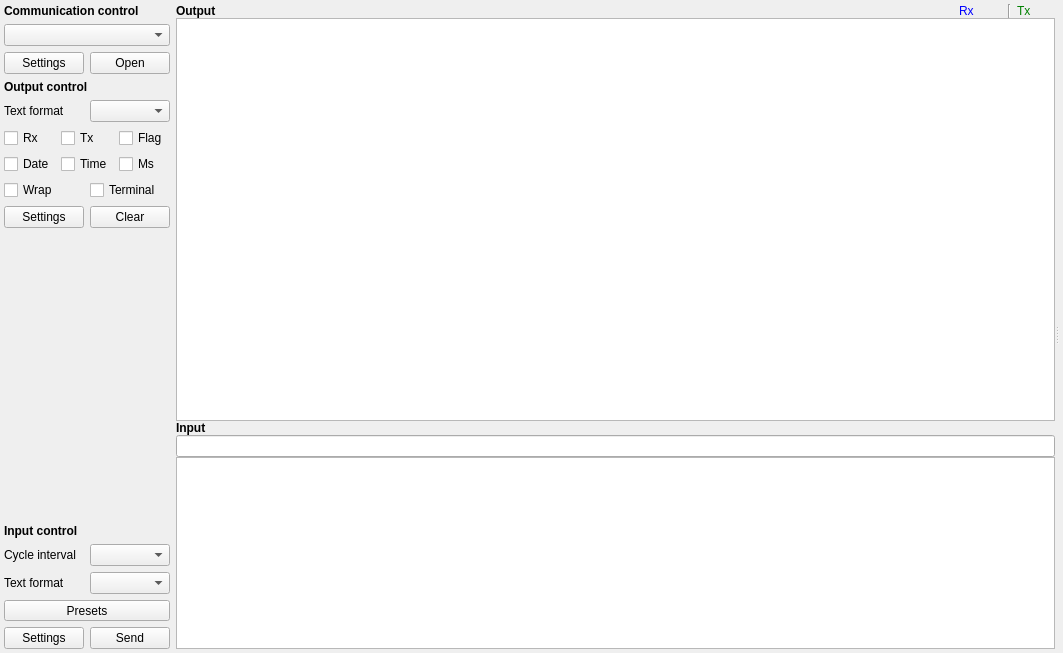
Old version of the form src/page/page.ui in the repository x-tools-author/x-tools.
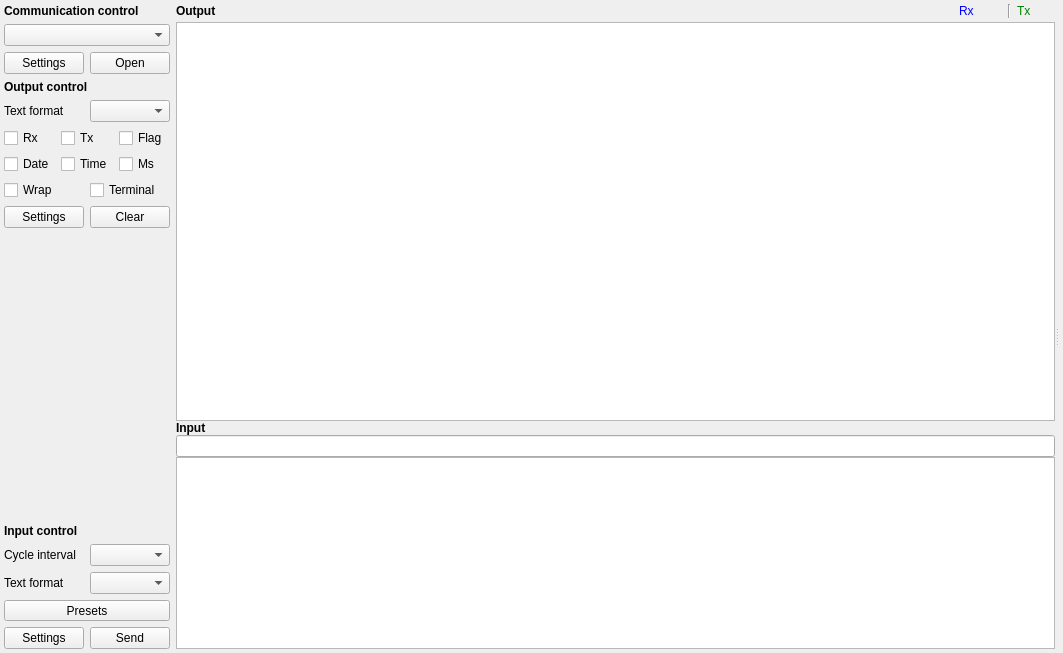
New version of the form.

Patch:
```diff
--- a/src/page/page.ui
+++ b/src/page/page.ui
@@ -280,7 +280,7 @@
     <widget class="QWidget" name="widget" native="true">
      <layout class="QVBoxLayout" name="verticalLayout_2">
       <property name="spacing">
-       <number>0</number>
+       <number>4</number>
       </property>
       <property name="leftMargin">
        <number>0</number>
```
